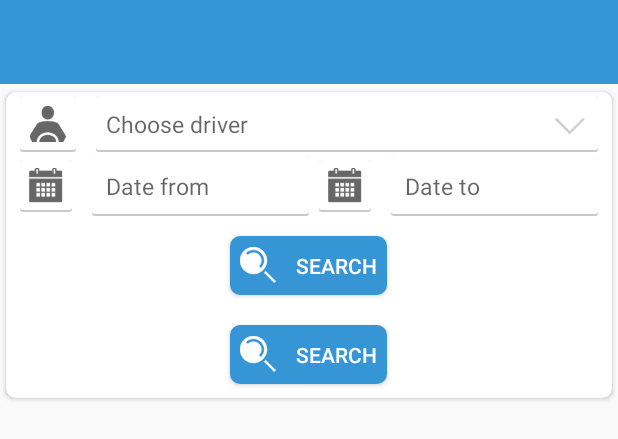
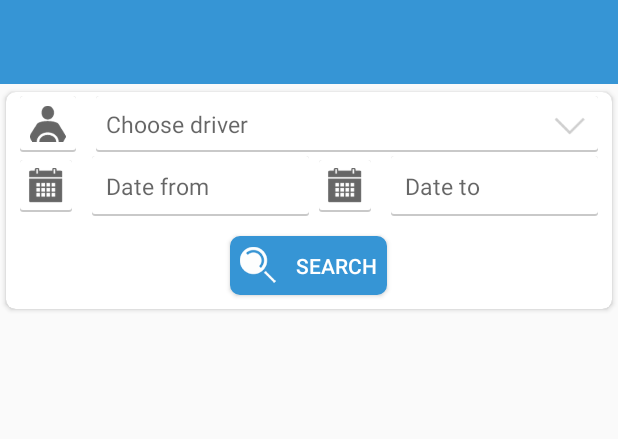
Before and after one commit to DhanraajDreamGuys/creamTransportApp, an Android app: the layout activity_search.xml on its own in the app's theme, with its tools: preview values and no code run, on a phone screen of 412 x 824 dp. Shown: the top 439 px of the screen. Run offline under Robolectric (Android 15) with nearby library versions, the phone set to English and light mode, and no system bars.

Commit message:
Original File

```diff
--- a/app/src/main/res/layout/activity_search.xml
+++ b/app/src/main/res/layout/activity_search.xml
@@ -131,20 +131,6 @@
                 android:padding="@dimen/_5sdp"
                 android:text="@string/search"
                 android:textColor="@android:color/white" />
-            <Button
-                android:id="@+id/bt_search1"
-                android:layout_width="wrap_content"
-                android:layout_height="@dimen/_30sdp"
-                android:layout_gravity="center"
-                android:layout_marginBottom="@dimen/_5sdp"
-                android:layout_marginTop="@dimen/_10sdp"
-                android:background="@drawable/button_background"
-                android:drawableLeft="@drawable/ic_searchs"
-                android:drawablePadding="@dimen/_10sdp"
-                android:padding="@dimen/_5sdp"
-                android:text="@string/search"
-                android:textColor="@android:color/white" />
-
 
         </LinearLayout>
 
```
